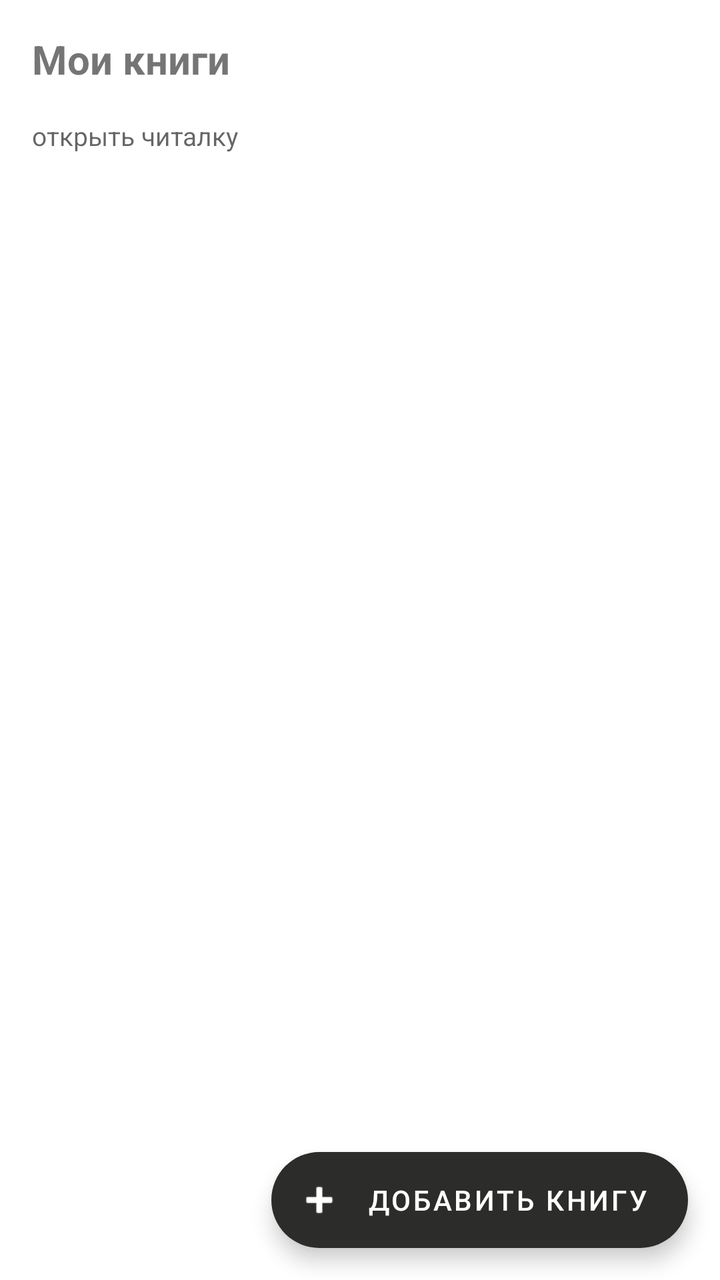
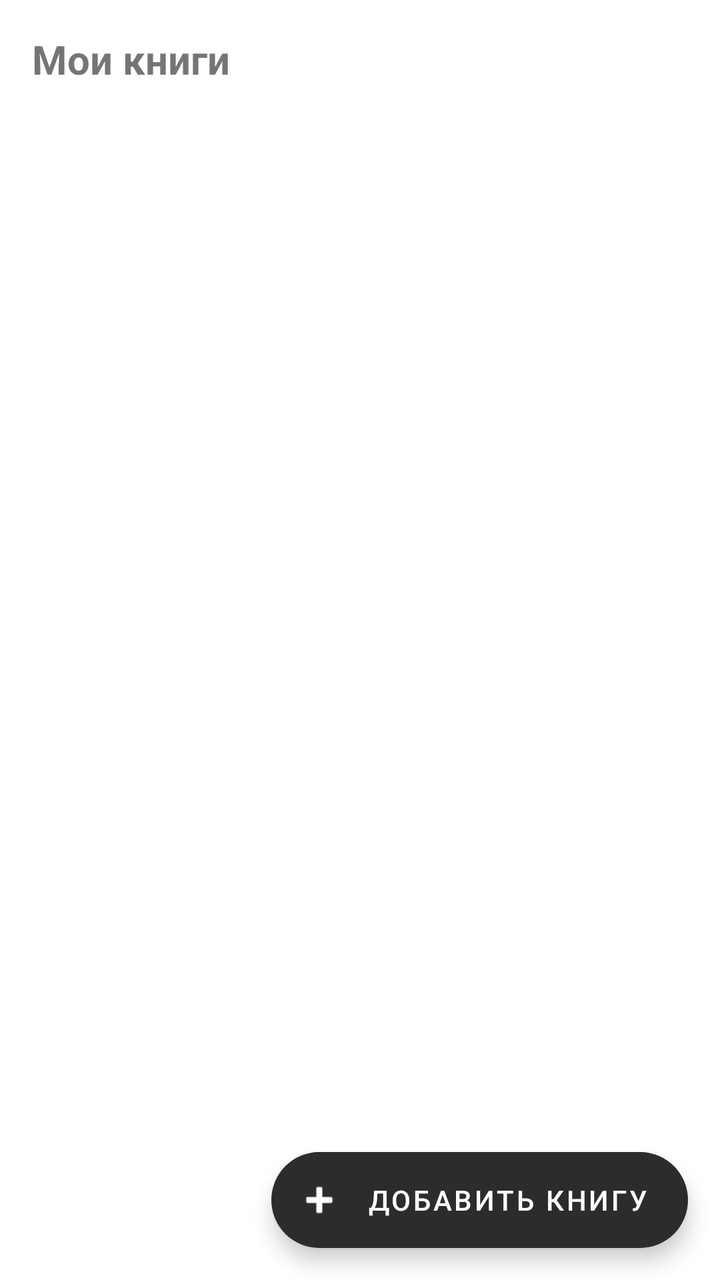

Two renders of the same Android screen: before a commit and after it. Below are the layout's source before the change and the commit's diff.
<!-- AndroidManifest.xml: application theme Theme.ReadingTracker -->
<!-- res/layout/fragment_books.xml -->
<?xml version="1.0" encoding="utf-8"?>
<androidx.constraintlayout.widget.ConstraintLayout
    xmlns:android="http://schemas.android.com/apk/res/android"
    xmlns:app="http://schemas.android.com/apk/res-auto"
    android:layout_width="match_parent"
    android:layout_height="match_parent">

    <TextView
        android:id="@+id/tvHeader"
        android:layout_width="0dp"
        android:layout_height="wrap_content"
        android:text="Мои книги"
        android:textSize="20sp"
        android:textStyle="bold"
        android:padding="16dp"
        app:layout_constraintTop_toTopOf="parent"
        app:layout_constraintStart_toStartOf="parent"
        app:layout_constraintEnd_toEndOf="parent" />

    <TextView
        android:id="@+id/tvReadersLabel"
        android:layout_width="0dp"
        android:layout_height="wrap_content"
        android:text="открыть читалку"
        android:textSize="13sp"
        android:textColor="?android:attr/textColorSecondary"
        android:paddingStart="16dp"
        android:paddingEnd="16dp"
        app:layout_constraintTop_toBottomOf="@id/tvHeader"
        app:layout_constraintStart_toStartOf="parent"
        app:layout_constraintEnd_toEndOf="parent" />

    <com.google.android.material.chip.ChipGroup
        android:id="@+id/readerChips"
        android:layout_width="0dp"
        android:layout_height="wrap_content"
        android:paddingStart="12dp"
        android:paddingEnd="12dp"
        app:layout_constraintTop_toBottomOf="@id/tvReadersLabel"
        app:layout_constraintStart_toStartOf="parent"
        app:layout_constraintEnd_toEndOf="parent" />

    <androidx.recyclerview.widget.RecyclerView
        android:id="@+id/recyclerView"
        android:layout_width="0dp"
        android:layout_height="0dp"
        android:clipToPadding="false"
        android:paddingBottom="88dp"
        app:layout_constraintTop_toBottomOf="@id/readerChips"
        app:layout_constraintBottom_toBottomOf="parent"
        app:layout_constraintStart_toStartOf="parent"
        app:layout_constraintEnd_toEndOf="parent" />

    <TextView
        android:id="@+id/tvEmpty"
        android:layout_width="wrap_content"
        android:layout_height="wrap_content"
        android:text="Книг пока нет.\nОткройте читалку кнопкой выше — появится пузырёк.\nИли добавьте книгу вручную."
        android:textAlignment="center"
        android:textColor="?android:attr/textColorSecondary"
        android:visibility="gone"
        app:layout_constraintTop_toTopOf="parent"
        app:layout_constraintBottom_toBottomOf="parent"
        app:layout_constraintStart_toStartOf="parent"
        app:layout_constraintEnd_toEndOf="parent" />

    <com.google.android.material.floatingactionbutton.ExtendedFloatingActionButton
        android:id="@+id/fabAdd"
        android:layout_width="wrap_content"
        android:layout_height="wrap_content"
        android:layout_margin="16dp"
        android:text="Добавить книгу"
        app:icon="@android:drawable/ic_input_add"
        app:layout_constraintBottom_toBottomOf="parent"
        app:layout_constraintEnd_toEndOf="parent" />

</androidx.constraintlayout.widget.ConstraintLayout>
<!-- resources referenced by this layout -->
<resources>
  <style name="Theme.ReadingTracker" parent="Theme.MaterialComponents.DayNight.NoActionBar">
          <item name="colorPrimary">@color/rt_ink</item>
          <item name="colorPrimaryVariant">@color/rt_ink</item>
          <item name="colorOnPrimary">@color/rt_bg</item>
          <item name="colorSecondary">@color/rt_ink</item>
          <item name="colorOnSecondary">@color/rt_bg</item>
          <item name="android:windowBackground">@color/rt_bg</item>
          <item name="android:statusBarColor">@color/rt_bg</item>
          <item name="android:navigationBarColor">@color/rt_bg</item>
          <item name="android:windowLightStatusBar">@bool/rt_light_bars</item>
      </style>
  <!-- unchanged entries left out for length: 2 -->
</resources>

<!-- the commit's change to res/layout/fragment_books.xml (unified diff, before → after) -->
@@ -17,28 +17,7 @@
         app:layout_constraintStart_toStartOf="parent"
         app:layout_constraintEnd_toEndOf="parent" />
 
-    <TextView
-        android:id="@+id/tvReadersLabel"
-        android:layout_width="0dp"
-        android:layout_height="wrap_content"
-        android:text="открыть читалку"
-        android:textSize="13sp"
-        android:textColor="?android:attr/textColorSecondary"
-        android:paddingStart="16dp"
-        android:paddingEnd="16dp"
-        app:layout_constraintTop_toBottomOf="@id/tvHeader"
-        app:layout_constraintStart_toStartOf="parent"
-        app:layout_constraintEnd_toEndOf="parent" />
 
-    <com.google.android.material.chip.ChipGroup
-        android:id="@+id/readerChips"
-        android:layout_width="0dp"
-        android:layout_height="wrap_content"
-        android:paddingStart="12dp"
-        android:paddingEnd="12dp"
-        app:layout_constraintTop_toBottomOf="@id/tvReadersLabel"
-        app:layout_constraintStart_toStartOf="parent"
-        app:layout_constraintEnd_toEndOf="parent" />
 
     <androidx.recyclerview.widget.RecyclerView
         android:id="@+id/recyclerView"
@@ -46,7 +25,7 @@
         android:layout_height="0dp"
         android:clipToPadding="false"
         android:paddingBottom="88dp"
-        app:layout_constraintTop_toBottomOf="@id/readerChips"
+        app:layout_constraintTop_toBottomOf="@id/tvHeader"
         app:layout_constraintBottom_toBottomOf="parent"
         app:layout_constraintStart_toStartOf="parent"
         app:layout_constraintEnd_toEndOf="parent" />
@@ -55,7 +34,7 @@
         android:id="@+id/tvEmpty"
         android:layout_width="wrap_content"
         android:layout_height="wrap_content"
-        android:text="Книг пока нет.\nОткройте читалку кнопкой выше — появится пузырёк.\nИли добавьте книгу вручную."
+        android:text="Книг пока нет.\nОткройте читалку кнопкой «читать» на главном — появится пузырёк.\nИли добавьте книгу вручную."
         android:textAlignment="center"
         android:textColor="?android:attr/textColorSecondary"
         android:visibility="gone"
<!-- resource entries referenced after the edit -->
@@ -10,7 +10,152 @@
           <item name="android:statusBarColor">@color/rt_bg</item>
           <item name="android:navigationBarColor">@color/rt_bg</item>
           <item name="android:windowLightStatusBar">@bool/rt_light_bars</item>
+          <item name="rtTile16">@drawable/rt_tile_16</item>
+          <item name="rtTile18">@drawable/rt_tile_18</item>
+          <item name="rtRingTile">@drawable/rt_ring_tile</item>
+          <item name="rtReaderBtn">@drawable/rt_reader_btn</item>
+          <item name="rtNavHeight">52dp</item>
+          <item name="rt_bg">@color/rt_bg</item>
+          <item name="rt_ink">@color/rt_ink</item>
+          <item name="rt_ink2">@color/rt_ink2</item>
+          <item name="rt_ink3">@color/rt_ink3</item>
+          <item name="rt_tile">@color/rt_tile</item>
+          <item name="rt_tile_stroke">@color/rt_tile_stroke</item>
+          <item name="rt_strong">@color/rt_strong</item>
+          <item name="rt_on_strong">@color/rt_on_strong</item>
+          <item name="rt_on_strong2">@color/rt_on_strong2</item>
+          <item name="rt_ring_bg">@color/rt_ring_bg</item>
+          <item name="rt_ring_stroke">@color/rt_ring_stroke</item>
+          <item name="rt_ring_fg">@color/rt_ring_fg</item>
+          <item name="rt_ring_sub">@color/rt_ring_sub</item>
+          <item name="rt_ring_track">@color/rt_ring_track</item>
+          <item name="rt_ring_prog">@color/rt_ring_prog</item>
+          <item name="rt_ring_track2">@color/rt_ring_track2</item>
+          <item name="rt_ring_prog2">@color/rt_ring_prog2</item>
+          <item name="rt_bar0">@color/rt_bar0</item>
+          <item name="rt_bar1">@color/rt_bar1</item>
+          <item name="rt_bar2">@color/rt_bar2</item>
+          <item name="rt_bar3">@color/rt_bar3</item>
+          <item name="rt_bar4">@color/rt_bar4</item>
+          <item name="rt_bar_zero_text">@color/rt_bar_zero_text</item>
+          <item name="rt_cover">@color/rt_cover</item>
+          <item name="rt_cover_stroke">@color/rt_cover_stroke</item>
+          <item name="rt_cover_hinge">@color/rt_cover_hinge</item>
+          <item name="rt_board">@color/rt_board</item>
+          <item name="rt_pages">@color/rt_pages</item>
+          <item name="rt_page_line">@color/rt_page_line</item>
+          <item name="rt_spine">@color/rt_spine</item>
+          <item name="rt_band">@color/rt_band</item>
+          <item name="rt_band_stroke">@color/rt_band_stroke</item>
+          <item name="rt_band_rule">@color/rt_band_rule</item>
+          <item name="rt_band_text">@color/rt_band_text</item>
+          <item name="rt_band_fold">@color/rt_band_fold</item>
+          <item name="rt_band_shadow">@color/rt_band_shadow</item>
+          <item name="rt_brick">@color/rt_brick</item>
+          <item name="rt_brick_today">@color/rt_brick_today</item>
+          <item name="rt_brick_empty">@color/rt_brick_empty</item>
+          <item name="rt_book_d">@color/rt_book_d</item>
+          <item name="rt_book_m">@color/rt_book_m</item>
+          <item name="rt_book_l">@color/rt_book_l</item>
+          <item name="rt_book_cap">@color/rt_book_cap</item>
+          <item name="rt_ghost">@color/rt_ghost</item>
+          <item name="rt_ghost_stripe">@color/rt_ghost_stripe</item>
+          <item name="rt_shelf">@color/rt_shelf</item>
+          <item name="rt_block_ghost">@color/rt_block_ghost</item>
+          <item name="rt_block_ghost_big">@color/rt_block_ghost_big</item>
+          <item name="rt_reader_stroke">@color/rt_reader_stroke</item>
+          <item name="rt_nav_line">@color/rt_nav_line</item>
+          <item name="rt_cover2">@color/rt_cover2</item>
+          <item name="rt_cover3">@color/rt_cover3</item>
+          <item name="rt_cover4">@color/rt_cover4</item>
+          <item name="rt_accent">@color/rt_accent</item>
+          <item name="rt_screen_bg">@color/rt_screen_bg</item>
+          <item name="rt_chart_grid">@color/rt_chart_grid</item>
+          <item name="rt_heat0">@color/rt_heat0</item>
       </style>
+  <!-- drawable rt_tile_16 (drawable) -->
+  <?xml version="1.0" encoding="utf-8"?>
+  <shape xmlns:android="http://schemas.android.com/apk/res/android" android:shape="rectangle">
+      <solid android:color="@color/rt_tile" />
+      <stroke android:width="1dp" android:color="@color/rt_tile_stroke" />
+      <corners android:radius="16dp" />
+  </shape>
+  <!-- drawable rt_tile_18 (drawable) -->
+  <?xml version="1.0" encoding="utf-8"?>
+  <shape xmlns:android="http://schemas.android.com/apk/res/android" android:shape="rectangle">
+      <solid android:color="@color/rt_tile" />
+      <stroke android:width="1dp" android:color="@color/rt_tile_stroke" />
+      <corners android:radius="18dp" />
+  </shape>
+  <!-- drawable rt_ring_tile (drawable) -->
+  <?xml version="1.0" encoding="utf-8"?>
+  <shape xmlns:android="http://schemas.android.com/apk/res/android" android:shape="rectangle">
+      <solid android:color="@color/rt_ring_bg" />
+      <stroke android:width="1dp" android:color="@color/rt_ring_stroke" />
+      <corners android:radius="18dp" />
+  </shape>
+  <!-- drawable rt_reader_btn (drawable) -->
+  <?xml version="1.0" encoding="utf-8"?>
+  <shape xmlns:android="http://schemas.android.com/apk/res/android" android:shape="rectangle">
+      <solid android:color="@android:color/transparent" />
+      <stroke android:width="1.5dp" android:color="@color/rt_reader_stroke" />
+      <corners android:radius="12dp" />
+  </shape>
+  <color name="rt_ink2">#5F5E5A</color>
+  <color name="rt_ink3">#B4B2A9</color>
+  <color name="rt_tile">#F6F5F1</color>
+  <color name="rt_tile_stroke">#B4B2A9</color>
+  <color name="rt_strong">#2C2C2A</color>
+  <color name="rt_on_strong">#F4F2EC</color>
+  <color name="rt_on_strong2">#D3D1C7</color>
+  <color name="rt_ring_bg">#2C2C2A</color>
+  <color name="rt_ring_stroke">#2C2C2A</color>
+  <color name="rt_ring_fg">#F1EFE9</color>
+  <color name="rt_ring_sub">#D3D1C7</color>
+  <color name="rt_ring_track">#5F5E5A</color>
+  <color name="rt_ring_prog">#ECEAE3</color>
+  <color name="rt_ring_track2">#444441</color>
+  <color name="rt_ring_prog2">#B4B2A9</color>
+  <color name="rt_bar0">#D3D1C7</color>
+  <color name="rt_bar1">#B4B2A9</color>
+  <color name="rt_bar2">#888780</color>
+  <color name="rt_bar3">#5F5E5A</color>
+  <color name="rt_bar4">#2C2C2A</color>
+  <color name="rt_bar_zero_text">#B4B2A9</color>
+  <color name="rt_cover">#F6F5F1</color>
+  <color name="rt_cover_stroke">#2C2C2A</color>
+  <color name="rt_cover_hinge">#D3D1C7</color>
+  <color name="rt_board">#EDEBE4</color>
+  <color name="rt_pages">#F5F3EE</color>
+  <color name="rt_page_line">#B4B2A9</color>
+  <color name="rt_spine">#DCDAD2</color>
+  <color name="rt_band">#F9F7F2</color>
+  <color name="rt_band_stroke">#2C2C2A</color>
+  <color name="rt_band_rule">#D3D1C7</color>
+  <color name="rt_band_text">#2C2C2A</color>
+  <color name="rt_band_fold">#D3D1C7</color>
+  <color name="rt_band_shadow">#292C2C2A</color>
+  <color name="rt_brick">#888780</color>
+  <color name="rt_brick_today">#2C2C2A</color>
+  <color name="rt_brick_empty">#B4B2A9</color>
+  <color name="rt_book_d">#2C2C2A</color>
+  <color name="rt_book_m">#5F5E5A</color>
+  <color name="rt_book_l">#888780</color>
+  <color name="rt_book_cap">#141413</color>
+  <color name="rt_ghost">#9C9A92</color>
+  <color name="rt_ghost_stripe">#D3D1C7</color>
+  <color name="rt_shelf">#2C2C2A</color>
+  <color name="rt_block_ghost">#888780</color>
+  <color name="rt_block_ghost_big">#B4B2A9</color>
+  <color name="rt_reader_stroke">#888780</color>
+  <color name="rt_nav_line">#D3D1C7</color>
+  <color name="rt_cover2">#B4B2A9</color>
+  <color name="rt_cover3">#5F5E5A</color>
+  <color name="rt_cover4">#888780</color>
+  <color name="rt_accent">#2C2C2A</color>
+  <color name="rt_screen_bg">#FFFFFF</color>
+  <color name="rt_chart_grid">#E2E1DC</color>
+  <color name="rt_heat0">#EBEAE6</color>
   <!-- unchanged entries left out for length: 2 -->
 </resources>
 
